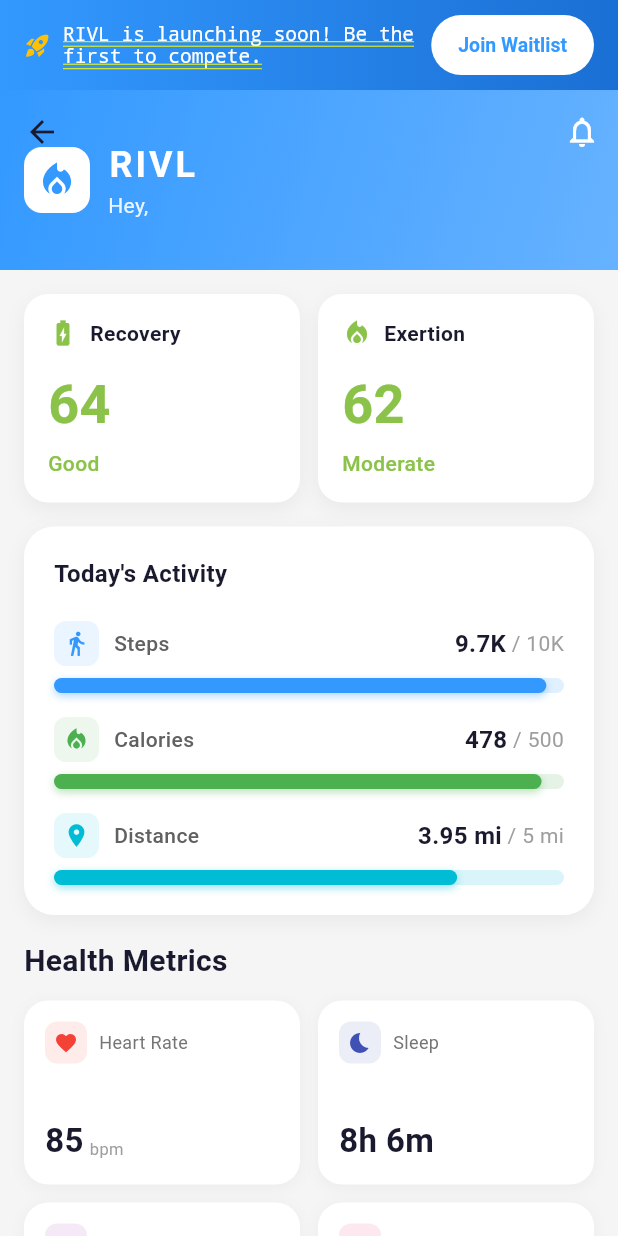
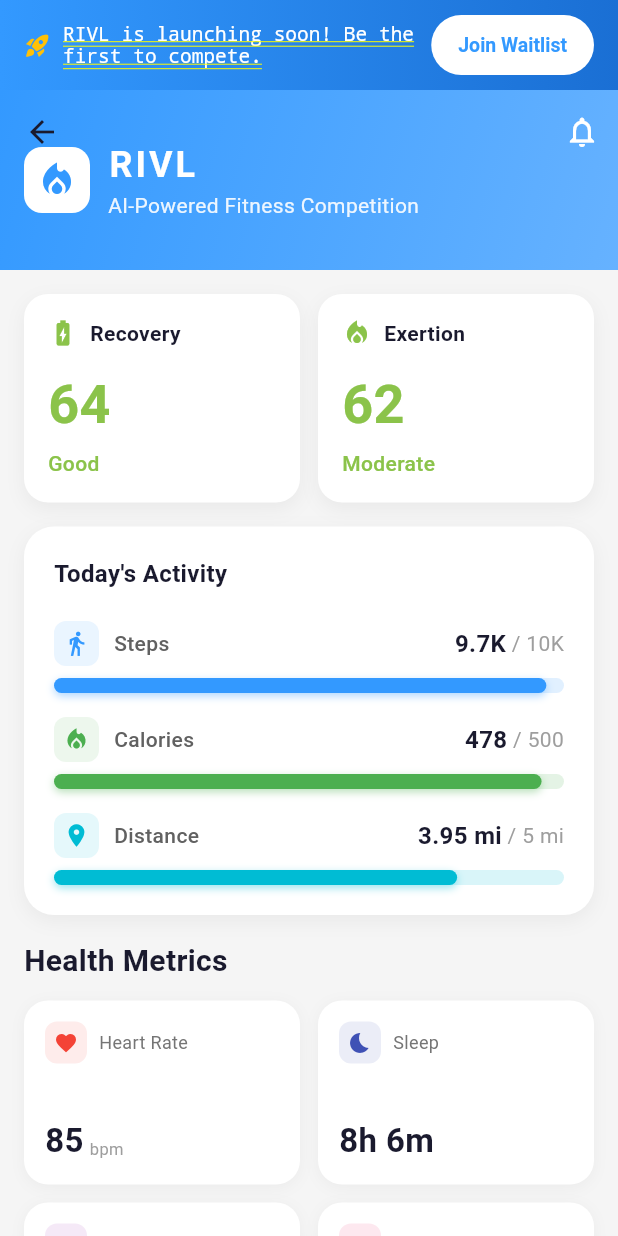
Before and after one commit to bbakenhus7/rivl, a Flutter app: the HomeScreen screen opened directly, on a phone screen of 412 x 824 dp. Run offline on Flutter 3.47's test engine with Material 3 defaults, Android fonts, the phone set to English and light mode, and no system bars; our stand-ins replace cloud_firestore, cloud_functions, firebase_auth, firebase_core, firebase_messaging; missing offline and left inert: flutter_stripe; accounts and stored records are empty.

Commit message:
Change subtitle to 'AI-Powered Fitness Competition'
https://claude.ai/code/session_01LDtpU4w8xq6cZbZo2eLELE

```diff
--- a/lib/screens/home/home_screen.dart
+++ b/lib/screens/home/home_screen.dart
@@ -86,9 +86,8 @@ class _HomeScreenState extends State<HomeScreen> {
                               ),
                               Consumer<AuthProvider>(
                                 builder: (context, auth, _) {
-                                  final name = auth.user?.displayName.split(' ').first ?? 'there';
                                   return Text(
-                                    'Hey, $name',
+                                    'AI-Powered Fitness Competition',
                                     style: TextStyle(
                                       color: Colors.white.withOpacity(0.9),
                                       fontSize: 14,
```
